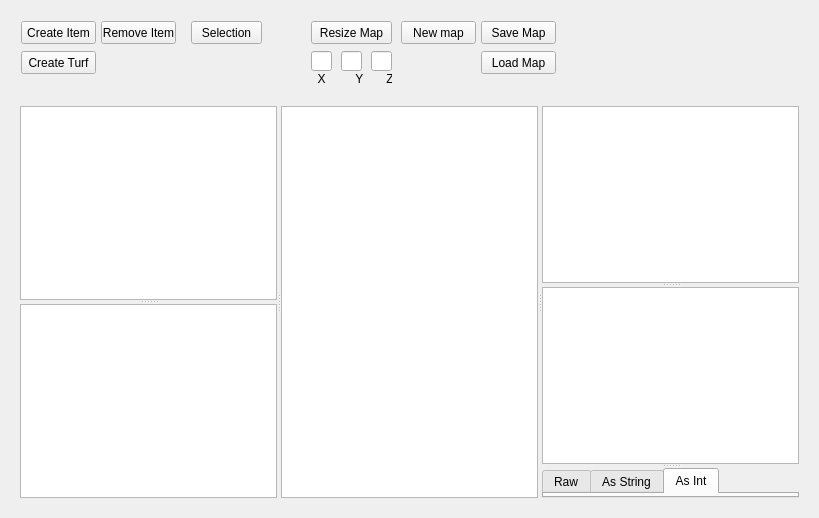
Before: the Qt Designer form sources/representation/qt/mapeditorform.ui in griefly/griefly, drawn with Qt 5.
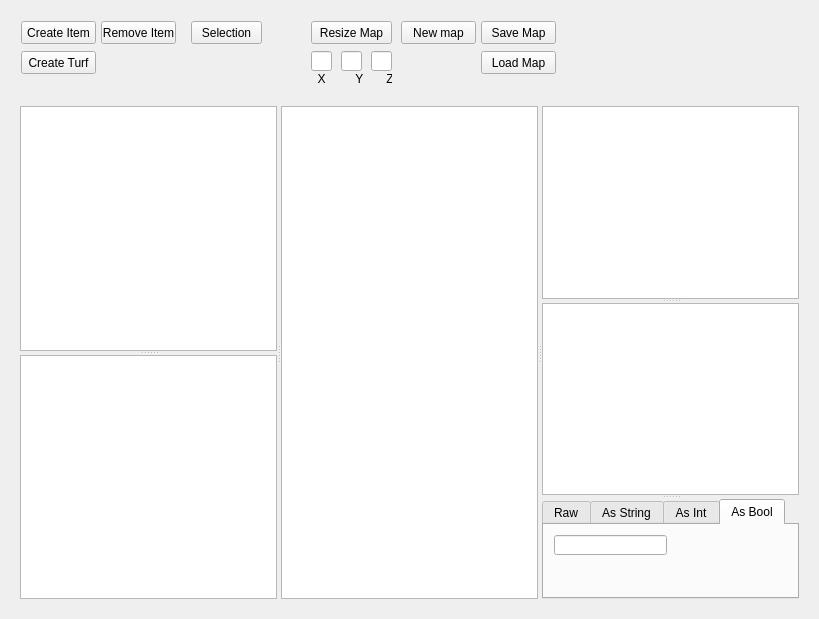
After: the same form once the commit is applied.

Commit message: bool variable type in the map editor #230

```diff
--- a/sources/representation/qt/mapeditorform.ui
+++ b/sources/representation/qt/mapeditorform.ui
@@ -7,7 +7,7 @@
     <x>0</x>
     <y>0</y>
     <width>819</width>
-    <height>518</height>
+    <height>619</height>
    </rect>
   </property>
   <property name="windowTitle">
@@ -222,8 +222,14 @@
            <widget class="QListWidget" name="listWidgetTile"/>
            <widget class="QListWidget" name="listWidgetVariables"/>
            <widget class="QTabWidget" name="tabWidgetVariables">
+            <property name="minimumSize">
+             <size>
+              <width>0</width>
+              <height>100</height>
+             </size>
+            </property>
             <property name="currentIndex">
-             <number>2</number>
+             <number>3</number>
             </property>
             <widget class="QWidget" name="tabRaw">
              <attribute name="title">
@@ -270,6 +276,21 @@
               </property>
              </widget>
             </widget>
+            <widget class="QWidget" name="tab">
+             <attribute name="title">
+              <string>As Bool</string>
+             </attribute>
+             <widget class="QLineEdit" name="lineEditAsBool">
+              <property name="geometry">
+               <rect>
+                <x>10</x>
+                <y>10</y>
+                <width>113</width>
+                <height>20</height>
+               </rect>
+              </property>
+             </widget>
+            </widget>
            </widget>
           </widget>
          </widget>
```
The commit also changes 3 other files.
